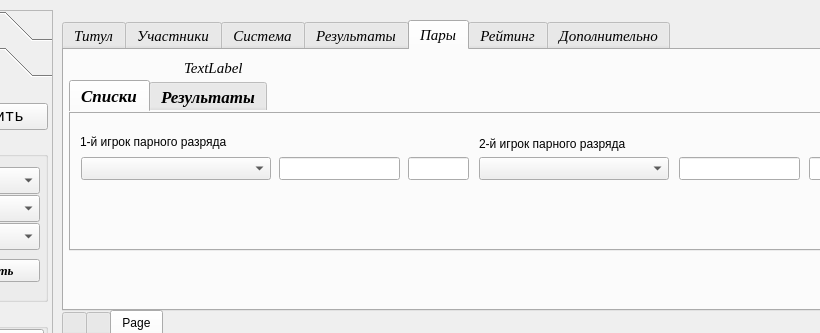
First picture: the form in UI/main_window.ui, repository Kaspar0810/Competitions_TT_v5, before the edit; both pictures show x 198 to 1018 and y 0 to 333 of the 1109 by 758 pixel window.
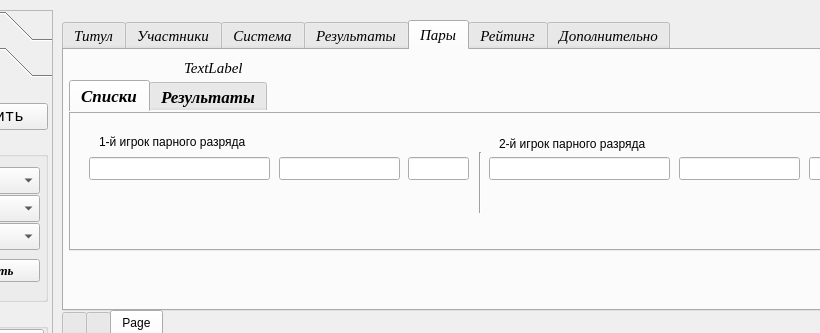
Second picture: the form after the edit. The open tabs and pages were chosen to show the change. Icons and pictures are not drawn.

The edit to the form file:
```diff
--- a/UI/main_window.ui
+++ b/UI/main_window.ui
@@ -3086,22 +3086,6 @@
        <attribute name="title">
         <string>Списки</string>
        </attribute>
-       <widget class="QComboBox" name="comboBox_pl2">
-        <property name="geometry">
-         <rect>
-          <x>410</x>
-          <y>45</y>
-          <width>190</width>
-          <height>23</height>
-         </rect>
-        </property>
-        <property name="sizePolicy">
-         <sizepolicy hsizetype="Maximum" vsizetype="Fixed">
-          <horstretch>0</horstretch>
-          <verstretch>0</verstretch>
-         </sizepolicy>
-        </property>
-       </widget>
        <widget class="QLineEdit" name="lineEdit_city_pl2">
         <property name="geometry">
          <rect>
@@ -3125,7 +3109,7 @@
        <widget class="QLabel" name="label_player_2">
         <property name="geometry">
          <rect>
-          <x>410</x>
+          <x>430</x>
           <y>21</y>
           <width>241</width>
           <height>21</height>
@@ -3138,7 +3122,7 @@
        <widget class="QLabel" name="label_player_1">
         <property name="geometry">
          <rect>
-          <x>11</x>
+          <x>30</x>
           <y>21</y>
           <width>177</width>
           <height>17</height>
@@ -3148,22 +3132,6 @@
          <string>1-й игрок парного разряда</string>
         </property>
        </widget>
-       <widget class="QComboBox" name="comboBox_pl1">
-        <property name="geometry">
-         <rect>
-          <x>12</x>
-          <y>45</y>
-          <width>190</width>
-          <height>23</height>
-         </rect>
-        </property>
-        <property name="sizePolicy">
-         <sizepolicy hsizetype="Maximum" vsizetype="Fixed">
-          <horstretch>0</horstretch>
-          <verstretch>0</verstretch>
-         </sizepolicy>
-        </property>
-       </widget>
        <widget class="QLineEdit" name="r_pl1">
         <property name="geometry">
          <rect>
@@ -3196,6 +3164,39 @@
          </sizepolicy>
         </property>
        </widget>
+       <widget class="QLineEdit" name="lineEdit_pl1_double">
+        <property name="geometry">
+         <rect>
+          <x>20</x>
+          <y>45</y>
+          <width>181</width>
+          <height>23</height>
+         </rect>
+        </property>
+       </widget>
+       <widget class="QLineEdit" name="lineEdit_pl2_double">
+        <property name="geometry">
+         <rect>
+          <x>420</x>
+          <y>45</y>
+          <width>181</width>
+          <height>23</height>
+         </rect>
+        </property>
+       </widget>
+       <widget class="Line" name="line_2">
+        <property name="geometry">
+         <rect>
+          <x>410</x>
+          <y>40</y>
+          <width>3</width>
+          <height>61</height>
+         </rect>
+        </property>
+        <property name="orientation">
+         <enum>Qt::Vertical</enum>
+        </property>
+       </widget>
       </widget>
       <widget class="QWidget" name="tab_12">
        <attribute name="title">
```
Left out of the diff: 4 changed lines with no effect on the pictures.
